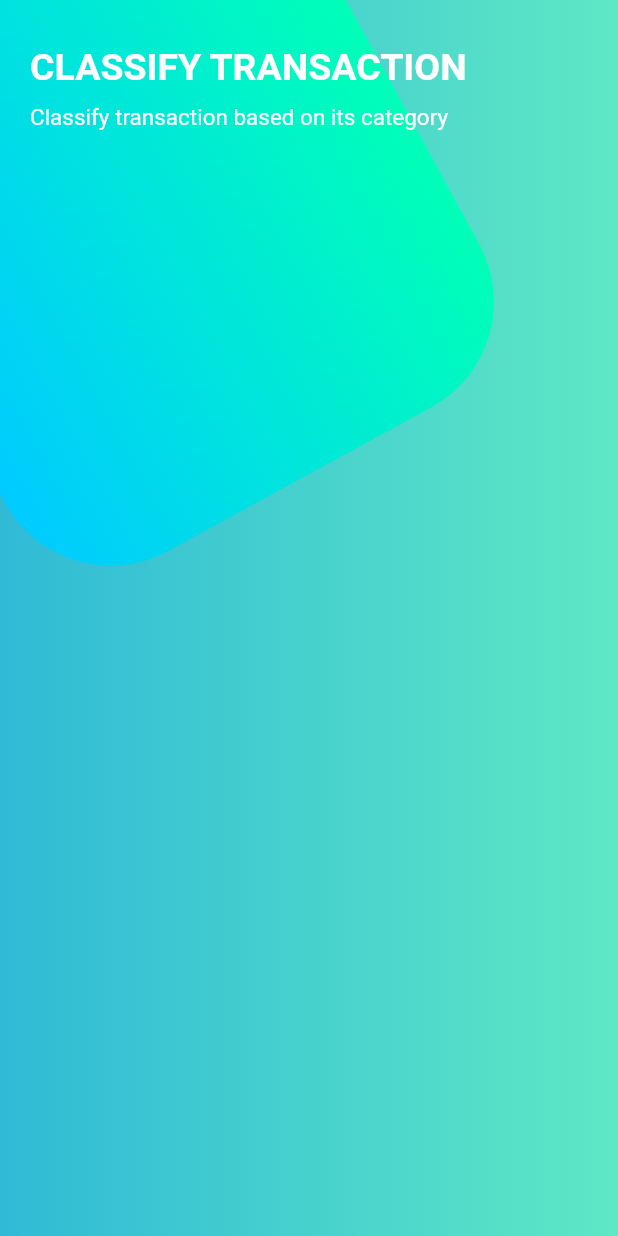
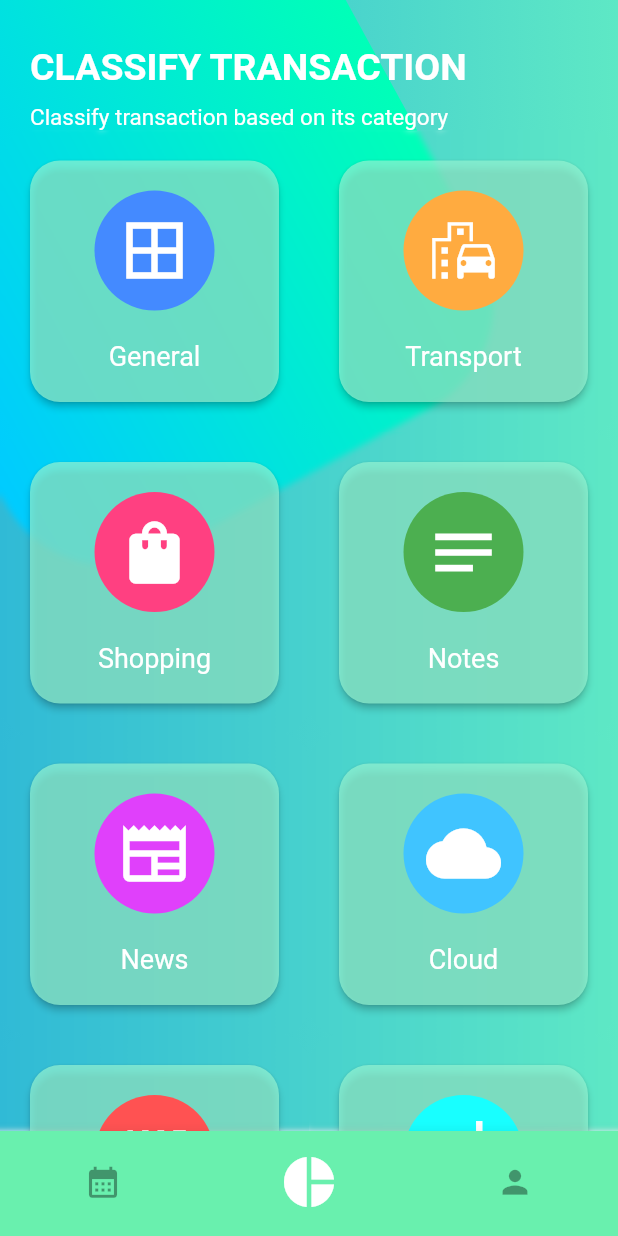
Before and after one commit to juanfranciscocis/Scroll_Design, a Flutter app: the HomeScreen screen opened by its route, on a phone screen of 412 x 824 dp. Run offline on Flutter 3.47's test engine with Material 2 defaults, Android fonts, the phone set to English and light mode, and no system bars.

Commit message:
FINAL APP DONE

```diff
--- a/lib/main.dart
+++ b/lib/main.dart
@@ -17,6 +17,7 @@ class MyApp extends StatelessWidget{
     return MaterialApp(
       debugShowCheckedModeBanner: false,
       initialRoute: 'scroll_design',
+      theme: ThemeData.light(),//THEME LIGHT
       routes: {
         'scroll_design': (context) => ScrollDesignScreen(),
         'home': (context) => HomeScreen(),
--- a/lib/screens/home_screen.dart
+++ b/lib/screens/home_screen.dart
@@ -1,4 +1,5 @@
 import 'package:flutter/material.dart';
+
 
 import '../widgets/widgets.dart';
 
@@ -10,13 +11,31 @@ class HomeScreen extends StatelessWidget{
     return Scaffold(
       body: Stack(
         children:[
-          //BACKGROUND
-          BackgroundHomeWidget(),
 
-          HomeBody(), //MAIN CONTENT
+          BackgroundHomeWidget(),//BACKGROUND
+
+
+
+          SingleChildScrollView(
+            child: Column(
+              crossAxisAlignment: CrossAxisAlignment.start,
+              children:[
+
+                HomeBodyWidget(), //MAIN CONTENT
+
+                CardTableWidget(), //CARD TABLE FOR THE CARDS
+
+              ],
+            ),
+          ),
+
+
+
+
 
         ]
-      )
+      ),
+          bottomNavigationBar: CustomBottomNavigatorWidget(),
     );
   }
 }
--- a/lib/screens/scroll_design_screen.dart
+++ b/lib/screens/scroll_design_screen.dart
@@ -1,6 +1,8 @@
 import 'package:flutter/material.dart';
 
 import 'package:scroll_design/widgets/widgets.dart';
+
+import '../widgets/welcome_screen/page_2_widget.dart';
 
 class ScrollDesignScreen extends StatelessWidget{
   const ScrollDesignScreen({Key? key}) : super(key: key);
--- /dev/null
+++ b/lib/widgets/home_screen/card_table_home_widget.dart
@@ -0,0 +1,38 @@
+import 'package:flutter/material.dart';
+import 'package:scroll_design/widgets/widgets.dart';
+
+class CardTableWidget extends StatelessWidget{
+  const CardTableWidget({Key? key}) : super(key: key);
+
+  @override
+  Widget build(BuildContext context) {
+    return Table(
+      children: [
+        TableRow(
+          children:[
+            SingleCardWidget(color: Colors.blueAccent, icon: Icons.border_all,title: 'General',),
+            SingleCardWidget(color: Colors.orangeAccent, icon: Icons.emoji_transportation,title: 'Transport'),
+          ]
+        ),
+        TableRow(
+            children:[
+              SingleCardWidget(color: Colors.pinkAccent, icon: Icons.shopping_bag,title: 'Shopping'),
+              SingleCardWidget(color: Colors.green, icon: Icons.notes,title: 'Notes'),
+            ]
+        ),
+        TableRow(
+            children:[
+              SingleCardWidget(color: Colors.purpleAccent, icon: Icons.newspaper,title: 'News'),
+              SingleCardWidget(color: Colors.lightBlueAccent, icon: Icons.cloud,title: 'Cloud'),
+            ]
+        ),
+        TableRow(
+            children:[
+              SingleCardWidget(color: Colors.redAccent, icon: Icons.movie,title: 'Movies'),
+              SingleCardWidget(color: Colors.cyanAccent, icon: Icons.fastfood,title: 'Grossery'),
+            ]
+        ),
+      ],
+    );
+  }
+}
--- /dev/null
+++ b/lib/widgets/home_screen/custom_bottom_navigation_home_widget.dart
@@ -0,0 +1,37 @@
+
+import 'package:flutter/material.dart';
+
+class CustomBottomNavigatorWidget extends StatelessWidget {
+  const CustomBottomNavigatorWidget({
+    Key? key,
+  }) : super(key: key);
+
+  @override
+  Widget build(BuildContext context) {
+    return BottomNavigationBar(
+      showSelectedLabels: false,
+      showUnselectedLabels: false,
+      selectedItemColor: Colors.white,
+      backgroundColor: Colors.greenAccent,
+      unselectedItemColor: Colors.black38,
+      currentIndex: 1,
+      items: [
+        BottomNavigationBarItem(
+            icon: Icon(Icons.calendar_month, size: 25),
+            label: 'Calendar'
+        ),
+
+        BottomNavigationBarItem(
+            icon: Icon(Icons.pie_chart, size: 40,),
+            label: 'Grafica'
+        ),
+
+        BottomNavigationBarItem(
+            icon: Icon(Icons.person,size: 25),
+            label: 'Usuarios'
+        ),
+
+      ],
+    );
+  }
+}
--- a/lib/widgets/home_screen/home_body_home_widget.dart
+++ b/lib/widgets/home_screen/home_body_home_widget.dart
@@ -3,8 +3,8 @@
 import 'package:flutter/material.dart';
 import 'package:scroll_design/widgets/widgets.dart';
 
-class HomeBody extends StatelessWidget {
-  const HomeBody({
+class HomeBodyWidget extends StatelessWidget {
+  const HomeBodyWidget({
     Key? key,
   }) : super(key: key);
 
--- /dev/null
+++ b/lib/widgets/home_screen/single_card_home_widget.dart
@@ -0,0 +1,49 @@
+
+import 'dart:ui';
+
+import 'package:flutter/material.dart';
+
+class SingleCardWidget extends StatelessWidget {
+
+
+  final IconData icon;
+  final String title;
+  final Color color;
+
+  const SingleCardWidget({
+    Key? key, required this.icon, required this.title, required this.color,
+  }) : super(key: key);
+
+  @override
+  Widget build(BuildContext context) {
+    return ClipRRect(
+      borderRadius: BorderRadius.circular(20),
+      child: BackdropFilter(
+        filter: ImageFilter.blur(sigmaX:2, sigmaY: 2),
+        child: Card(
+          shape: RoundedRectangleBorder(
+            borderRadius: BorderRadius.circular(20),
+          ),
+          margin: const EdgeInsets.all(20),
+          color: Color.fromRGBO(149, 245, 211,  0.7),
+          elevation: 2,
+          child:Container(
+            margin: const EdgeInsets.all(20),
+            child: Column(
+              mainAxisAlignment: MainAxisAlignment.center,
+              children:[
+                CircleAvatar(
+                  backgroundColor: this.color,
+                  child: Icon(this.icon, size: 50, color: Colors.white,),
+                  radius: 40,
+                ),
+                SizedBox(height: 20),
+                Text(this.title, style: TextStyle(fontSize: 18, color: Colors.white),),
+              ],
+            ),
+          ),
+        ),
+      ),
+    );
+  }
+}
--- a/lib/widgets/page_2_widget.dart
+++ b/lib/widgets/welcome_screen/page_2_widget.dart
@@ -1,3 +1,5 @@
+
+import 'dart:ui';
 
 import 'package:flutter/material.dart';
 import 'package:scroll_design/widgets/widgets.dart';
@@ -21,7 +23,7 @@ class Page2Widget extends StatelessWidget {
           elevation: 20,
           color: Color(0xff30BAD6),
           shape: RoundedRectangleBorder(
-            borderRadius: BorderRadius.circular(10),
+            borderRadius: BorderRadius.circular(30),
           ),
 
           child: Container(
--- a/lib/widgets/widgets.dart
+++ b/lib/widgets/widgets.dart
@@ -1,8 +1,12 @@
+
+
+export 'package:scroll_design/widgets/home_screen/single_card_home_widget.dart';
 export 'package:scroll_design/widgets/home_screen/home_body_home_widget.dart';
 export 'package:scroll_design/widgets/home_screen/page_title_home_body_widget.dart';
-
+export 'package:scroll_design/widgets/home_screen/custom_bottom_navigation_home_widget.dart';
 export 'package:scroll_design/widgets/home_screen/background_home_widget.dart';
-export 'package:scroll_design/widgets/page_1_widget.dart';
-export 'package:scroll_design/widgets/page_2_widget.dart';
-export 'package:scroll_design/widgets/clock_widget.dart';
-export 'package:scroll_design/widgets/background_widget.dart';
+export 'package:scroll_design/widgets/welcome_screen/page_1_widget.dart';
+export 'package:scroll_design/widgets/welcome_screen/page_2_widget.dart';
+export 'package:scroll_design/widgets/welcome_screen/clock_widget.dart';
+export 'package:scroll_design/widgets/welcome_screen/background_widget.dart';
+export 'package:scroll_design/widgets/home_screen/card_table_home_widget.dart';
```
Also changed, not shown: lib/widgets/welcome_screen/background_widget.dart (renamed from lib/widgets/background_widget.dart), lib/widgets/welcome_screen/clock_widget.dart (renamed from lib/widgets/clock_widget.dart), lib/widgets/welcome_screen/page_1_widget.dart (renamed from lib/widgets/page_1_widget.dart).
